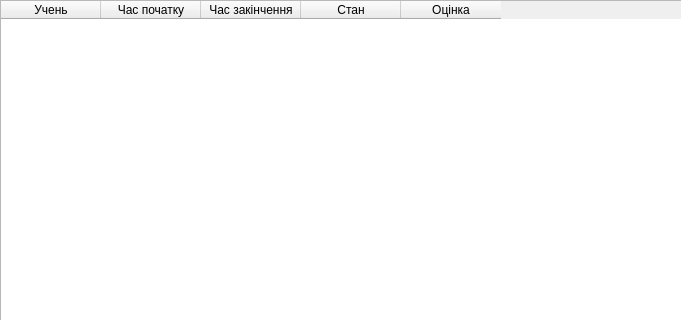
Before: the Qt Designer form math_test_server_2013/mainwindow.ui in athl64/math_test_2013, drawn with Qt 5; both pictures show x 0 to 681 and y 0 to 320 of the 914 by 501 pixel window.
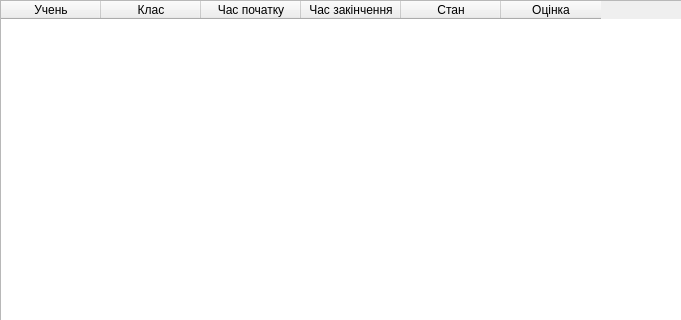
After: the same form once the commit is applied.

```diff
--- a/math_test_server_2013/mainwindow.ui
+++ b/math_test_server_2013/mainwindow.ui
@@ -28,6 +28,11 @@
       <string>Учень</string>
      </property>
     </column>
+    <column>
+     <property name="text">
+      <string>Клас</string>
+     </property>
+    </column>
     <column>
      <property name="text">
       <string>Час початку</string>
```
